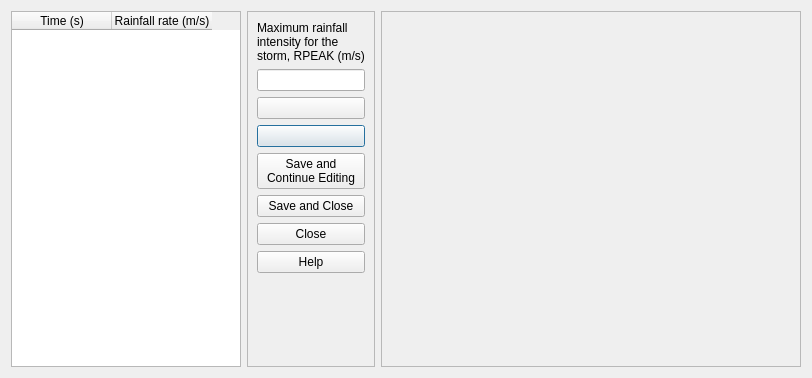
Before: the Qt Designer form ui/vfsmod_hyetograph.ui in Inigobarbe/VFSMOD-GUI, drawn with Qt 5.
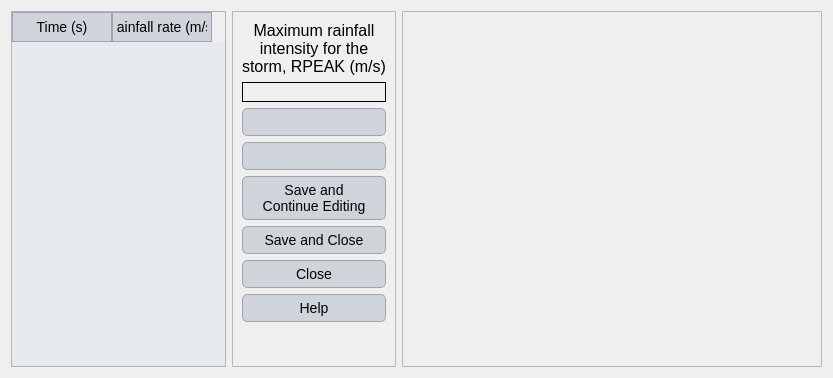
After: the same form once the commit is applied.

Patch:
```diff
--- a/ui/vfsmod_hyetograph.ui
+++ b/ui/vfsmod_hyetograph.ui
@@ -6,13 +6,116 @@
    <rect>
     <x>0</x>
     <y>0</y>
-    <width>812</width>
+    <width>833</width>
     <height>378</height>
    </rect>
   </property>
   <property name="windowTitle">
    <string>Dialog</string>
   </property>
+  <property name="styleSheet">
+   <string notr="true">QLabel {
+    font-family: 'Georgia'; /* Cambiar la fuente a Georgia */
+    font-size: 16px; /* Cambiar el tamaño de la fuente */
+    color: #000000; /* Color del texto (blanco) */
+}
+
+QLineEdit {
+    font-family: 'Georgia'; /* Cambiar la fuente a Georgia */
+    font-size: 14px; /* Cambiar el tamaño de la fuente */
+    color: #000000; /* Color del texto (blanco) */
+    background-color: #f0f0f0; /* Color de fondo del QLineEdit */
+    border: 1px solid #000000; /* Borde blanco */
+}
+
+QComboBox {
+    font-family: 'Georgia'; /* Cambiar la fuente a Georgia */
+    font-size: 14px; /* Cambiar el tamaño de la fuente */
+    color: #000000; /* Color del texto (blanco) */
+    background-color: #cfd4da; /* Fondo oscuro del ComboBox */
+}
+
+QRadioButton {
+    font-family: 'Georgia'; /* Cambiar la fuente a Georgia */
+    font-size: 14px; /* Cambiar el tamaño de la fuente */
+    color: #000000; /* Color del texto (blanco) */
+}
+
+QCheckBox {
+    font-family: 'Georgia'; /* Cambiar la fuente a Georgia */
+    font-size: 14px; /* Cambiar el tamaño de la fuente */
+    color: #000000; /* Color del texto (blanco) */
+}
+
+/* Cambiar la fuente y estilo de los QPushButton */
+QPushButton {
+    font-family: 'Georgia'; /* Cambiar la fuente */
+    font-size: 14px; /* Cambiar el tamaño de la fuente */
+    color: #000000; /* Color del texto negro */
+    background-color: #cfd4da; /* Fondo gris claro */
+    border: 1px solid #a1a6ad; /* Borde gris medio */
+    border-radius: 5px; /* Bordes redondeados */
+    padding: 5px; /* Espaciado interno */
+}
+
+/* Estilo cuando el ratón pasa sobre el botón */
+QPushButton:hover {
+    color: #000000; /* Mantener el texto negro */
+    background-color: #b7bcc3; /* Fondo gris un poco más oscuro al pasar el mouse */
+}
+
+/* Estilo cuando el botón está presionado */
+QPushButton:pressed {
+    background-color: #a6acb3; /* Fondo ligeramente más oscuro al presionar */
+    color: #000000; /* Mantener el texto negro cuando se presiona */
+}
+
+
+
+/* Estilo general para QTableWidget y QTableView */
+QTableWidget, QTableView {
+    font-family: 'Georgia'; /* Cambiar la fuente a Georgia */
+    font-size: 14px; /* Tamaño de la fuente */
+    color: #000000; /* Color del texto negro */
+    background-color: #e6e9ed; /* Fondo gris claro para la tabla */
+    gridline-color: #a1a6ad; /* Color de las líneas de la tabla (gris medio) */
+    selection-background-color: #b7bcc3; /* Color de fondo cuando se selecciona una celda (gris suave) */
+    selection-color: #000000; /* Color del texto cuando la celda está seleccionada (negro) */
+}
+
+/* Estilo para el encabezado horizontal de la tabla */
+QHeaderView::section {
+    font-family: 'Georgia'; /* Cambiar la fuente a Georgia */
+    font-size: 14px; /* Tamaño de la fuente */
+    color: #000000; /* Color del texto negro */
+    background-color: #cfd4da; /* Fondo gris claro del encabezado */
+    border: 1px solid #a1a6ad; /* Borde gris medio entre las secciones */
+    padding: 4px; /* Espaciado interno en el encabezado */
+}
+
+/* Estilo para las celdas de la tabla al pasar el mouse */
+QTableWidget::item:hover, QTableView::item:hover {
+    background-color: #b7bcc3; /* Fondo gris suave al pasar el mouse */
+    color: #000000; /* Mantener el texto negro */
+}
+
+/* Estilo para las celdas cuando están seleccionadas */
+QTableWidget::item:selected, QTableView::item:selected {
+    background-color: #a6acb3; /* Fondo gris intermedio cuando está seleccionado */
+    color: #000000; /* Texto negro cuando está seleccionado */
+}
+
+/* Ajustar el tamaño de las celdas */
+QTableWidget::item, QTableView::item {
+    padding: 4px; /* Espaciado interno de las celdas */
+}
+
+/* Estilo para el borde inferior de la tabla */
+QTableCornerButton::section {
+    background-color: #cfd4da; /* Fondo del botón de esquina */
+    border: 1px solid #a1a6ad; /* Borde gris medio del botón de esquina */
+}</string>
+  </property>
   <layout class="QGridLayout" name="gridLayout_3">
    <item row="0" column="1">
     <widget class="QFrame" name="frame">
@@ -65,6 +168,9 @@
 intensity for the 
 storm, RPEAK (m/s)</string>
         </property>
+        <property name="alignment">
+         <set>Qt::AlignCenter</set>
+        </property>
        </widget>
       </item>
       <item row="6" column="0">
@@ -122,6 +228,12 @@
    </item>
    <item row="0" column="0">
     <widget class="QTableWidget" name="tableWidget">
+     <property name="minimumSize">
+      <size>
+       <width>200</width>
+       <height>0</height>
+      </size>
+     </property>
      <column>
       <property name="text">
        <string>Time (s)</string>
```
